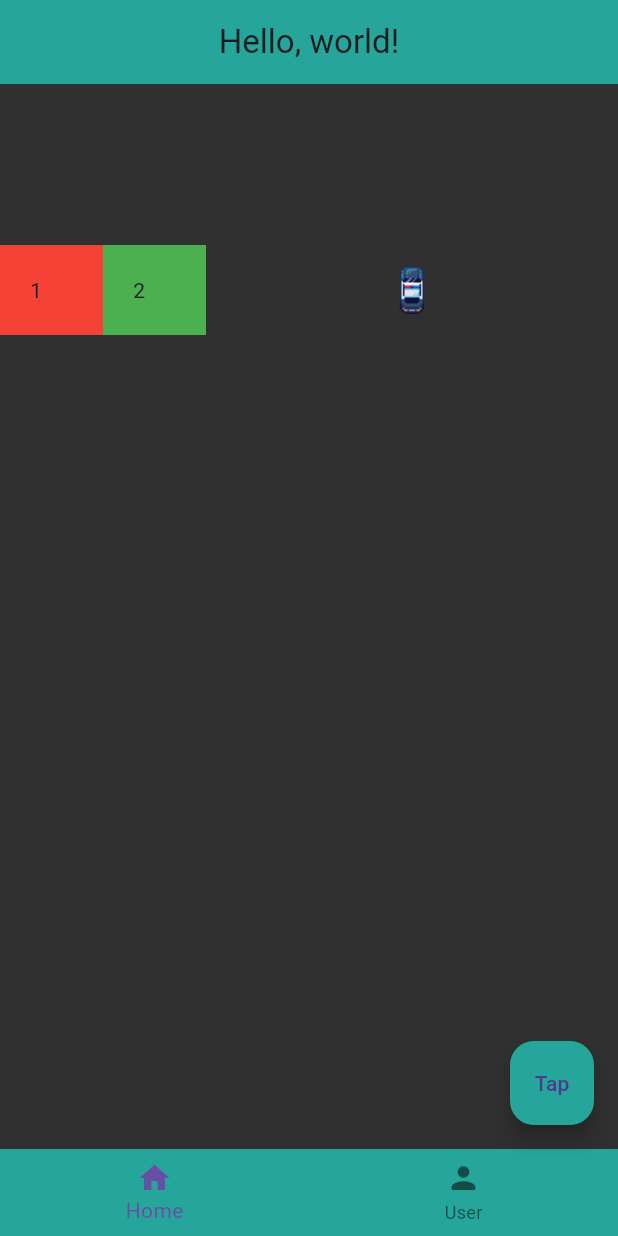
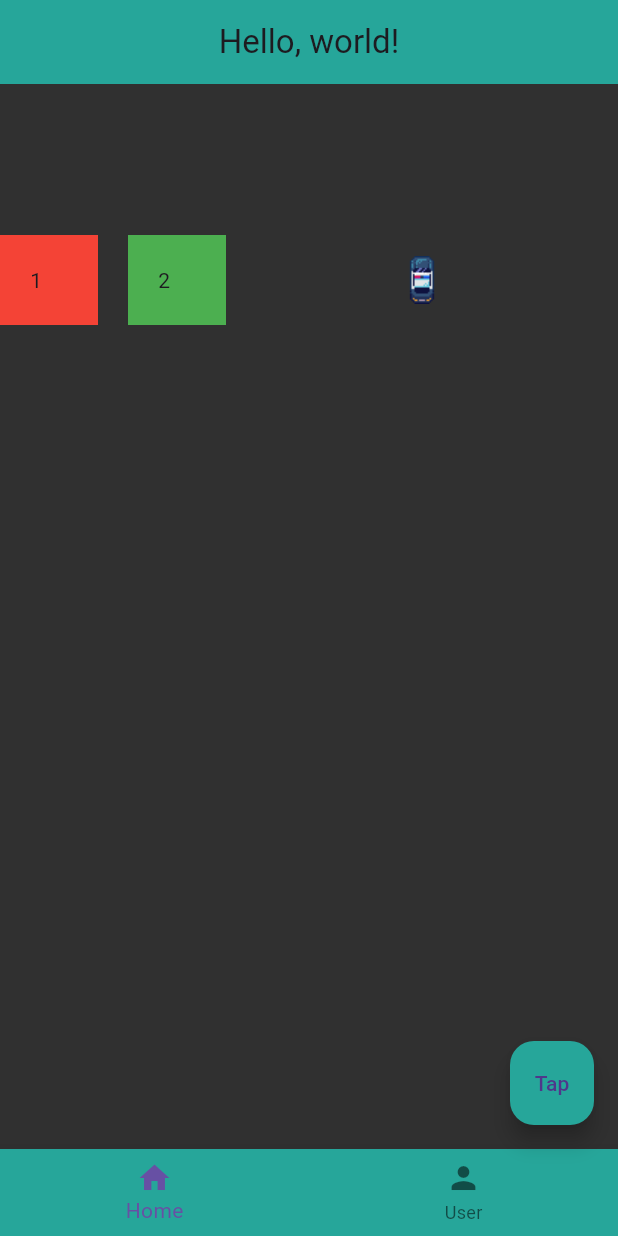
Before and after one commit to LukesRepositories/flutter_worldtime_app, a Flutter app: the screen it shows after launch, on a phone screen of 412 x 824 dp. Run offline on Flutter 3.47's test engine with Material 3 defaults, Android fonts, the phone set to English and light mode, and no system bars.

Commit message:
Sizebox added to row to create space

```diff
--- a/lib/main.dart
+++ b/lib/main.dart
@@ -46,6 +46,7 @@ class Home extends StatelessWidget {
               child: Text("1"),
             ),
           ),
+          SizedBox(width: 20.0),
           Expanded(
             flex: 1,
             child: Container(
```
